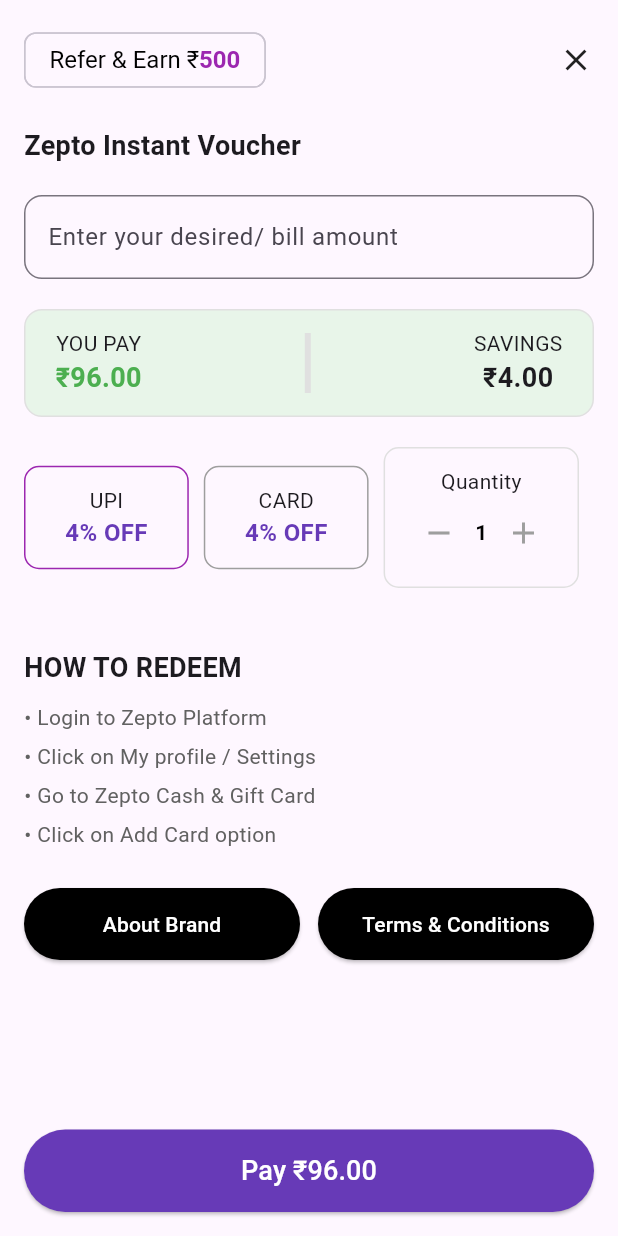
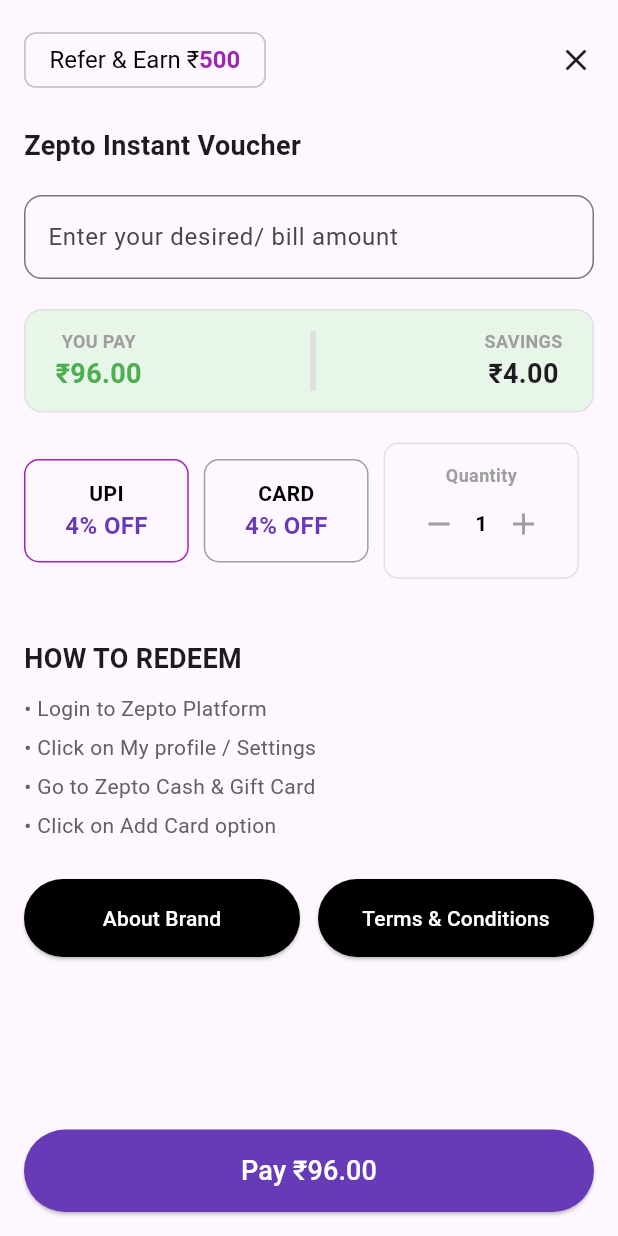
Before and after one commit to mrabdulla3/recipto_assignment, a Flutter app: the screen it shows after launch, on a phone screen of 412 x 824 dp. Run offline on Flutter 3.47's test engine with Material 3 defaults, Android fonts, the phone set to English and light mode, and no system bars; our stand-ins replace get.

```diff
--- a/lib/features/voucher/presentation/screens/voucher_screen.dart
+++ b/lib/features/voucher/presentation/screens/voucher_screen.dart
@@ -75,7 +75,6 @@
               const SizedBox(height: 20),
 
               /// Amount Field
-              ///
               TextField(
                 keyboardType: TextInputType.number,
                 onChanged: controller.changeAmount,
@@ -86,6 +85,7 @@
                   suffixText: "Max: ₹${voucher.maxAmount}",
                   border: OutlineInputBorder(
                     borderRadius: BorderRadius.circular(12),
+                    borderSide: BorderSide(color: Colors.greenAccent),
                   ),
                 ),
               ),
@@ -108,7 +108,14 @@
                   children: [
                     Column(
                       children: [
-                        const Text("YOU PAY"),
+                        const Text(
+                          "YOU PAY",
+                          style: TextStyle(
+                            fontWeight: FontWeight.bold,
+                            color: Colors.grey,
+                            fontSize: 12,
+                          ),
+                        ),
                         Text(
                           "₹${controller.youPay.toStringAsFixed(2)}",
                           style: const TextStyle(
@@ -126,7 +133,14 @@
                     ),
                     Column(
                       children: [
-                        const Text("SAVINGS"),
+                        const Text(
+                          "SAVINGS",
+                          style: TextStyle(
+                            fontWeight: FontWeight.bold,
+                            color: Colors.grey,
+                            fontSize: 12,
+                          ),
+                        ),
                         Text(
                           "₹${controller.savings.toStringAsFixed(2)}",
                           style: const TextStyle(
@@ -168,7 +182,13 @@
                                 ),
                                 child: Column(
                                   children: [
-                                    Text(e.method),
+                                    Text(
+                                      e.method,
+                                      style: TextStyle(
+                                        fontWeight: FontWeight.bold,
+                                        color: Colors.black,
+                                      ),
+                                    ),
                                     Text(
                                       "${e.percent}% OFF",
                                       style: TextStyle(
@@ -195,7 +215,14 @@
                     ),
                     child: Column(
                       children: [
-                        const Text("Quantity"),
+                        const Text(
+                          "Quantity",
+                          style: TextStyle(
+                            fontWeight: FontWeight.bold,
+                            color: Colors.grey,
+                            fontSize: 12,
+                          ),
+                        ),
                         Row(
                           children: [
                             IconButton(
@@ -246,6 +273,8 @@
                 ),
               ),
               SizedBox(height: 20),
+
+              // Terms & Condition Buttons
               Row(
                 children: [
                   Expanded(
@@ -254,7 +283,7 @@
                       style: ElevatedButton.styleFrom(
                         backgroundColor: Colors.black,
                         foregroundColor: Colors.white, // text color
-                        padding: const EdgeInsets.symmetric(vertical: 14),
+                        padding: const EdgeInsets.symmetric(vertical: 16),
                         shape: RoundedRectangleBorder(
                           borderRadius: BorderRadius.circular(30),
                         ),
@@ -269,7 +298,7 @@
                       style: ElevatedButton.styleFrom(
                         backgroundColor: Colors.black,
                         foregroundColor: Colors.white,
-                        padding: const EdgeInsets.symmetric(vertical: 14),
+                        padding: const EdgeInsets.symmetric(vertical: 16),
                         shape: RoundedRectangleBorder(
                           borderRadius: BorderRadius.circular(30),
                         ),
```
Also changed, not shown: 1 other file.
